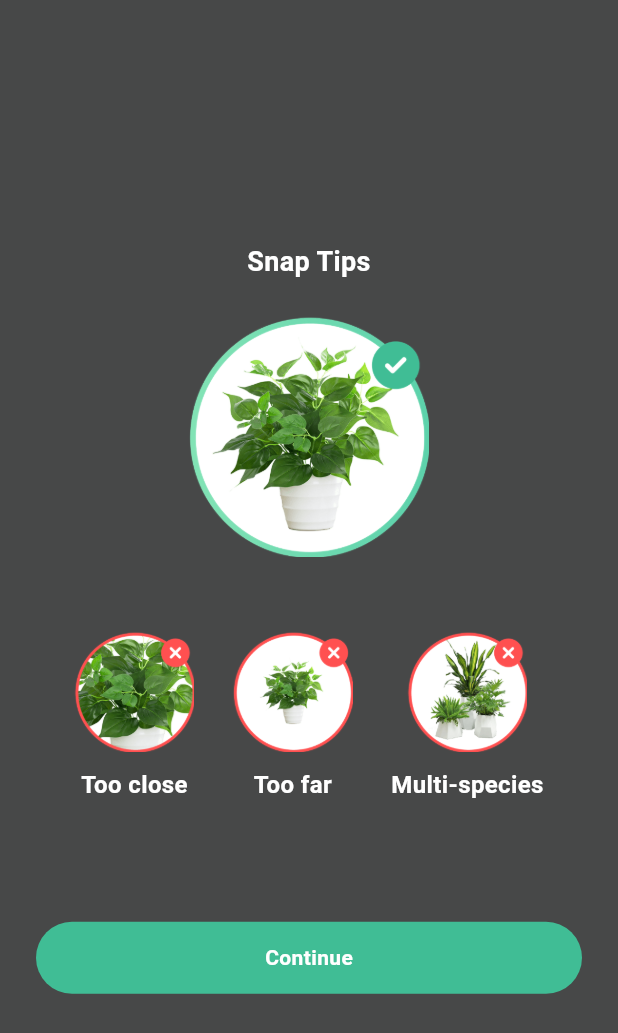
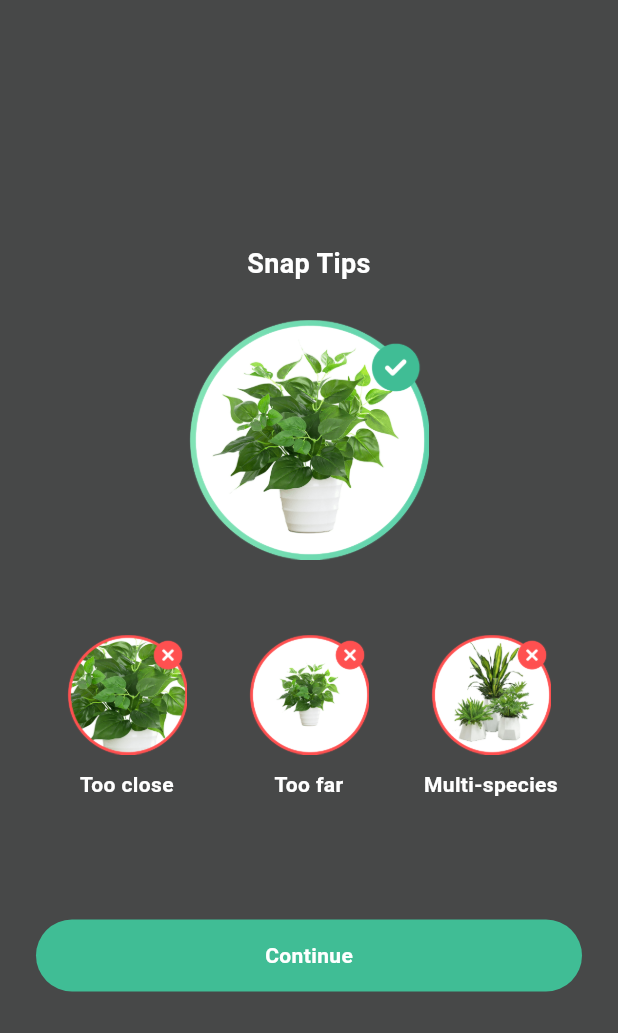
Before and after one commit to Gio7/SYKJ_plant, a Flutter app: the HelpExample widget shown alone on an empty page, opened directly, on a phone screen of 412 x 824 dp. Shown: the top 1033 px of the screen. Run offline on Flutter 3.47's test engine with Material 3 defaults, Android fonts, the phone set to English and light mode, and no system bars; our stand-ins replace cached_network_image, camera, dio, dotted_decoration, easy_refresh, firebase_analytics and 9 more; missing offline and left inert: advertising_id, amazon_cognito_identity_dart_2, app_settings, crop_your_image, curl_logger_dio_interceptor, encrypt; accounts and stored records are empty; network calls fail; statements that could not run were skipped.

Commit message:
fix bug,地址换成正式环境

```diff
--- a/lib/common/global_data.dart
+++ b/lib/common/global_data.dart
@@ -1,8 +1,9 @@
 // import 'buy_shop.dart';
 
 class GlobalData {
-  static String baseUrl = 'https://test.plantidentifier.co';
-
+  // static String baseUrl = 'https://test.plantidentifier.co';
+  /// 正式环境
+  static String baseUrl = 'https://api.plantidentifier.co';
   /// 用户协议
   static String termsOfUseUrl = 'https://plantidentifier.co/terms_of_use.html';
 
--- a/lib/controllers/plant_controller.dart
+++ b/lib/controllers/plant_controller.dart
@@ -27,6 +27,8 @@ class PlantController extends GetxController {
   PlantDiagnosisModel? diagnoseInfo;
 
   Future<bool> requestInfo(Completer<void> completer, File cropFile, File image400File) async {
+    plantInfo = null;
+    diagnoseInfo = null;
     await uploadFile(completer, cropFile, image400File);
     if (completer.isCompleted) return false;
     if (image400Url == null || thumbnailUrl == null) {
--- a/lib/pages/widgets/help_example.dart
+++ b/lib/pages/widgets/help_example.dart
@@ -28,9 +28,9 @@ class HelpExample extends StatelessWidget {
           Image.asset('images/icon/tips0.png', height: 160),
           const SizedBox(height: 50),
           Row(
-            mainAxisAlignment: MainAxisAlignment.spaceEvenly,
             children: [
-              Column(
+              Expanded(
+                child: Column(
                   children: [
                     Image.asset('images/icon/tips1.png', height: 80),
                     const SizedBox(height: 10),
@@ -39,14 +39,16 @@ class HelpExample extends StatelessWidget {
                       textAlign: TextAlign.center,
                       style: const TextStyle(
                         color: UIColor.white,
-                      fontSize: 16,
+                        fontSize: 14,
                         fontWeight: FontWeight.w600,
                         decoration: TextDecoration.none,
                       ),
                     )
                   ],
                 ),
-              Column(
+              ),
+              Expanded(
+                child: Column(
                   children: [
                     Image.asset('images/icon/tips2.png', height: 80),
                     const SizedBox(height: 10),
@@ -55,14 +57,16 @@ class HelpExample extends StatelessWidget {
                       textAlign: TextAlign.center,
                       style: const TextStyle(
                         color: UIColor.white,
-                      fontSize: 16,
+                        fontSize: 14,
                         fontWeight: FontWeight.w600,
                         decoration: TextDecoration.none,
                       ),
                     )
                   ],
                 ),
-              Column(
+              ),
+              Expanded(
+                child: Column(
                   children: [
                     Image.asset('images/icon/tips3.png', height: 80),
                     const SizedBox(height: 10),
@@ -71,12 +75,13 @@ class HelpExample extends StatelessWidget {
                       textAlign: TextAlign.center,
                       style: const TextStyle(
                         color: UIColor.white,
-                      fontSize: 16,
+                        fontSize: 14,
                         fontWeight: FontWeight.w600,
                         decoration: TextDecoration.none,
                       ),
                     )
                   ],
+                ),
               ),
             ],
           ),
```
Also changed, not shown: lib/pages/login/login_page.dart (+8 -3 lines), lib/pages/my_plants_page.dart (+12 -6 lines). Lines whose indentation alone changed are shown as unchanged.
